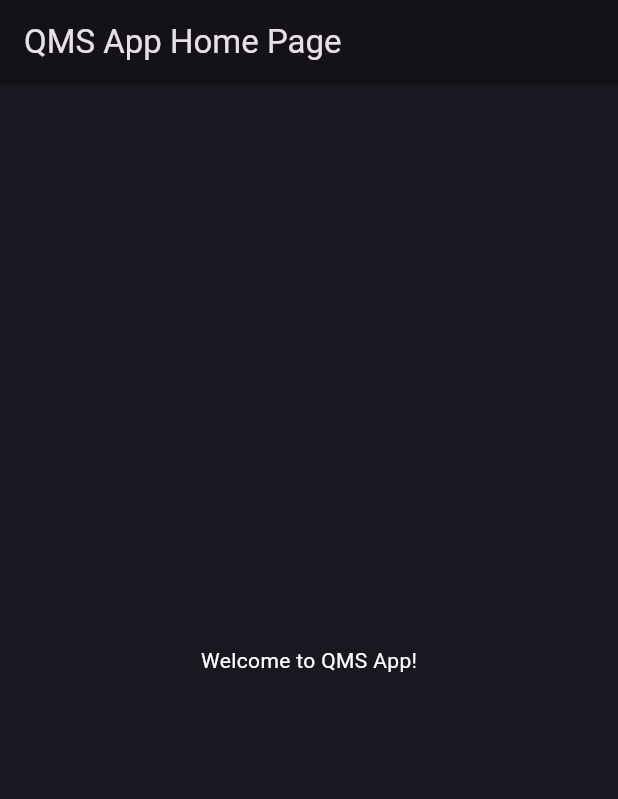
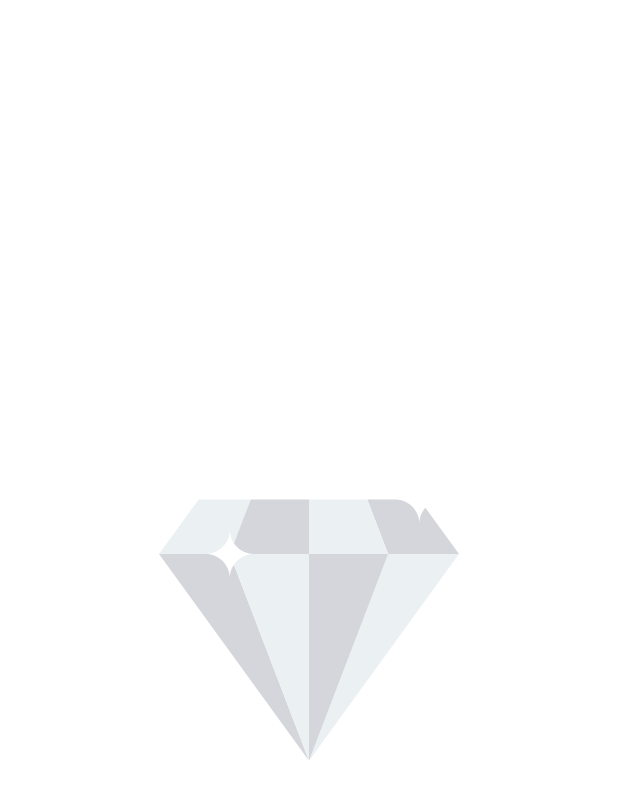
Before and after one commit to isafty/QMSA, a Flutter app: the first screen one second after launch, on a phone screen of 412 x 824 dp. Shown: the top 799 px of the screen. Run offline on Flutter 3.47's test engine with Material 3 defaults, Android fonts, the phone set to English and light mode, and no system bars; our stand-ins replace flutter_svg, go_router.

Commit message:
splash view

```diff
--- /dev/null
+++ b/lib/core/function/navigate.dart
@@ -0,0 +1,5 @@
+import 'package:go_router/go_router.dart';
+
+void customNavigate(context, String path) {
+  GoRouter.of(context).push(path);
+}
--- a/lib/core/theme/app_theme.dart
+++ b/lib/core/theme/app_theme.dart
@@ -13,6 +13,6 @@ class AppTheme {
   static const Color errorColor = Colors.redAccent;
 
   static final darkThemeMode = ThemeData.dark().copyWith(
-    scaffoldBackgroundColor: AppTheme.backgroundColor,
+    scaffoldBackgroundColor: AppTheme.whiteColor,
   );
 }
--- /dev/null
+++ b/lib/core/utils/app_assets.dart
@@ -0,0 +1,3 @@
+class AppAssets {
+  static const String logo = 'assets/images/splash.svg';
+}
--- /dev/null
+++ b/lib/core/utils/app_router.dart
@@ -0,0 +1,13 @@
+import 'package:go_router/go_router.dart';
+import 'package:qms_app/features/onboarding/presentation/view/onboarding_view.dart';
+import 'package:qms_app/features/splash/splash.dart';
+
+final GoRouter router = GoRouter(
+  routes: [
+    GoRoute(path: '/', builder: (context, state) => const SplashView()),
+    GoRoute(
+      path: '/onBoarding',
+      builder: (context, state) => const OnboardingView(),
+    ),
+  ],
+);
--- /dev/null
+++ b/lib/core/utils/app_strings.dart
@@ -0,0 +1,6 @@
+class AppStrings {
+  static const String appTitle = 'QMS App';
+  static const String appSignUp = 'Sign Up';
+  static const String appLogin = 'Login';
+  static const String appNext = 'Next';
+}
--- /dev/null
+++ b/lib/features/onboarding/presentation/view/onboarding_view.dart
@@ -0,0 +1,10 @@
+import 'package:flutter/material.dart';
+
+class OnboardingView extends StatelessWidget {
+  const OnboardingView({super.key});
+
+  @override
+  Widget build(BuildContext context) {
+    return const Placeholder(color: Colors.blue, strokeWidth: 2);
+  }
+}
--- /dev/null
+++ b/lib/features/splash/splash.dart
@@ -0,0 +1,35 @@
+import 'package:flutter/material.dart';
+import 'package:flutter_svg/flutter_svg.dart';
+import 'package:go_router/go_router.dart';
+import 'package:qms_app/core/function/navigate.dart';
+import 'package:qms_app/core/utils/app_assets.dart';
+
+class SplashView extends StatefulWidget {
+  const SplashView({super.key});
+
+  @override
+  State<SplashView> createState() => _SplashViewState();
+}
+
+class _SplashViewState extends State<SplashView> {
+  @override
+  void initState() {
+    delayNavigate(context);
+    super.initState();
+  }
+
+  @override
+  Widget build(BuildContext context) {
+    return Scaffold(
+      body: Center(
+        child: SvgPicture.asset(AppAssets.logo, width: 200, height: 200),
+      ),
+    );
+  }
+}
+
+void delayNavigate(context) {
+  Future.delayed(const Duration(seconds: 3), () {
+    customNavigate(context, '/onBoarding');
+  });
+}
--- a/lib/main.dart
+++ b/lib/main.dart
@@ -1,5 +1,8 @@
 import 'package:flutter/material.dart';
+import 'package:flutter_svg/flutter_svg.dart';
 import 'package:qms_app/core/theme/app_theme.dart';
+import 'package:qms_app/core/utils/app_router.dart';
+import 'package:qms_app/core/utils/app_strings.dart';
 
 void main() {
   runApp(const MyApp());
@@ -11,18 +14,11 @@ class MyApp extends StatelessWidget {
   // This widget is the root of your application.
   @override
   Widget build(BuildContext context) {
-    return MaterialApp(
-      title: 'QMS App',
+    return MaterialApp.router(
+      debugShowCheckedModeBanner: false,
+      title: AppStrings.appTitle,
       theme: AppTheme.darkThemeMode,
-      home: Scaffold(
-        appBar: AppBar(title: const Text('QMS App Home Page')),
-        body: const Center(
-          child: Text(
-            'Welcome to QMS App!',
-            style: TextStyle(color: AppTheme.whiteColor),
-          ),
-        ),
-      ),
+      routerConfig: router,
     );
   }
 }
```
Also changed, not shown: pubspec.yaml (+4 -3 lines), assets/images/splash.svg (added), pubspec.lock.
